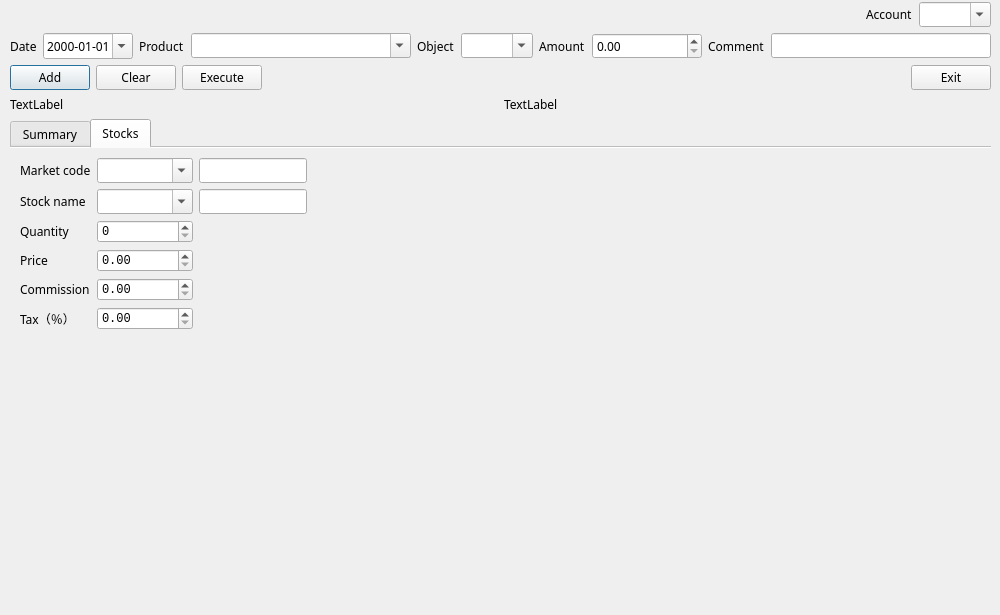
Old version of the form qt/lisagui.ui in the repository rockwolf/python.
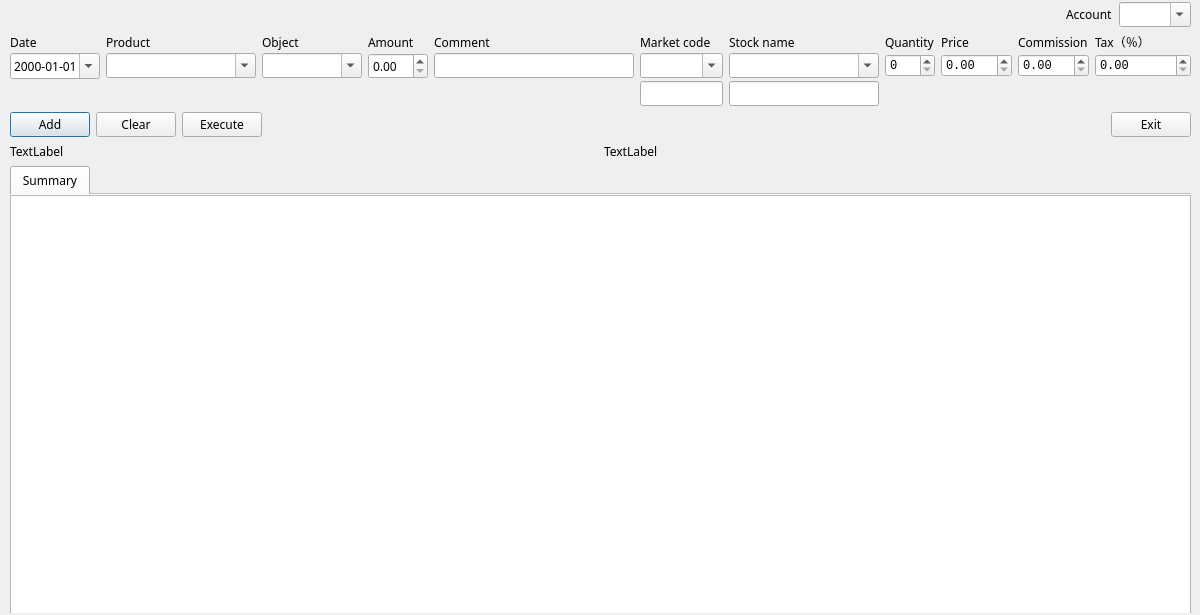
New version of the form. The open tabs and pages were chosen to show the change.

Commit message: Improving the user interface.

```diff
--- a/qt/lisagui.ui
+++ b/qt/lisagui.ui
@@ -9,7 +9,7 @@
    <rect>
     <x>0</x>
     <y>0</y>
-    <width>1000</width>
+    <width>1200</width>
     <height>615</height>
    </rect>
   </property>
@@ -21,7 +21,7 @@
   </property>
   <property name="minimumSize">
    <size>
-    <width>1000</width>
+    <width>1200</width>
     <height>600</height>
    </size>
   </property>
@@ -44,18 +44,18 @@
     <rect>
      <x>10</x>
      <y>2</y>
-     <width>981</width>
+     <width>1181</width>
      <height>611</height>
     </rect>
    </property>
-   <layout class="QGridLayout" name="gridLayout" rowstretch="0,0,0,0,0,0">
+   <layout class="QGridLayout" name="gridLayout" rowstretch="0,0,0,0,0,0,0">
     <property name="sizeConstraint">
      <enum>QLayout::SetDefaultConstraint</enum>
     </property>
     <property name="verticalSpacing">
      <number>6</number>
     </property>
-    <item row="0" column="0">
+    <item row="1" column="0">
      <layout class="QGridLayout" name="gridLayout_8">
       <property name="sizeConstraint">
        <enum>QLayout::SetFixedSize</enum>
@@ -92,7 +92,7 @@
       </item>
      </layout>
     </item>
-    <item row="3" column="0">
+    <item row="4" column="0">
      <layout class="QHBoxLayout" name="horizontalLayout_2">
       <item>
        <widget class="QPushButton" name="btn_add">
@@ -157,113 +157,7 @@
       </item>
      </layout>
     </item>
-    <item row="1" column="0">
-     <layout class="QGridLayout" name="gridLayout_4" columnstretch="0,0,0,2,0,0,0,1,0,2">
-      <property name="sizeConstraint">
-       <enum>QLayout::SetDefaultConstraint</enum>
-      </property>
-      <property name="verticalSpacing">
-       <number>2</number>
-      </property>
-      <item row="0" column="0">
-       <widget class="QLabel" name="lbl_date">
-        <property name="text">
-         <string>Date</string>
-        </property>
-       </widget>
-      </item>
-      <item row="0" column="1">
-       <widget class="QDateEdit" name="dt_date">
-        <property name="displayFormat">
-         <string>yyyy-MM-dd</string>
-        </property>
-        <property name="calendarPopup">
-         <bool>true</bool>
-        </property>
-       </widget>
-      </item>
-      <item row="0" column="2">
-       <widget class="QLabel" name="lbl_product">
-        <property name="text">
-         <string>Product</string>
-        </property>
-       </widget>
-      </item>
-      <item row="0" column="3">
-       <widget class="QComboBox" name="cmb_product">
-        <property name="inputMethodHints">
-         <set>Qt::ImhLowercaseOnly</set>
-        </property>
-        <property name="editable">
-         <bool>true</bool>
-        </property>
-       </widget>
-      </item>
-      <item row="0" column="6">
-       <widget class="QLabel" name="lbl_amount">
-        <property name="text">
-         <string>Amount</string>
-        </property>
-       </widget>
-      </item>
-      <item row="0" column="7">
-       <widget class="QDoubleSpinBox" name="spn_amount">
-        <property name="locale">
-         <locale language="C" country="AnyCountry"/>
-        </property>
-        <property name="maximum">
-         <double>999999.989999999990687</double>
-        </property>
-        <property name="value">
-         <double>0.000000000000000</double>
-        </property>
-       </widget>
-      </item>
-      <item row="0" column="8">
-       <widget class="QLabel" name="lbl_comment">
-        <property name="font">
-         <font>
-          <family>Envy Code R</family>
-         </font>
-        </property>
-        <property name="text">
-         <string>Comment</string>
-        </property>
-       </widget>
-      </item>
-      <item row="0" column="9">
-       <widget class="QLineEdit" name="txt_comment">
-        <property name="enabled">
-         <bool>true</bool>
-        </property>
-       </widget>
-      </item>
-      <item row="0" column="5">
-       <widget class="QComboBox" name="cmb_object">
-        <property name="maximumSize">
-         <size>
-          <width>16777215</width>
-          <height>16777215</height>
-         </size>
-        </property>
-        <property name="inputMethodHints">
-         <set>Qt::ImhLowercaseOnly</set>
-        </property>
-        <property name="editable">
-         <bool>true</bool>
-        </property>
-       </widget>
-      </item>
-      <item row="0" column="4">
-       <widget class="QLabel" name="lbl_object">
-        <property name="text">
-         <string>Object</string>
-        </property>
-       </widget>
-      </item>
-     </layout>
-    </item>
-    <item row="5" column="0">
+    <item row="6" column="0">
      <layout class="QVBoxLayout" name="verticalLayout_2">
       <item>
        <widget class="QTabWidget" name="tab_details">
@@ -299,8 +193,8 @@
            <rect>
             <x>0</x>
             <y>0</y>
-            <width>971</width>
-            <height>381</height>
+            <width>1181</width>
+            <height>421</height>
            </rect>
           </property>
           <layout class="QGridLayout" name="glo_summary">
@@ -308,156 +202,15 @@
             <enum>QLayout::SetDefaultConstraint</enum>
            </property>
            <item row="0" column="0">
-            <widget class="QTableWidget" name="tbl_summary"/>
-           </item>
-          </layout>
-         </widget>
-        </widget>
-        <widget class="QWidget" name="tab_page_stocks">
-         <attribute name="title">
-          <string>Stocks</string>
-         </attribute>
-         <widget class="QWidget" name="gridLayoutWidget_5">
-          <property name="geometry">
-           <rect>
-            <x>10</x>
-            <y>10</y>
-            <width>951</width>
-            <height>176</height>
-           </rect>
-          </property>
-          <layout class="QGridLayout" name="gridLayout_5" rowstretch="0,0,0,0,0,0" columnstretch="0,0,0,0,0,0" rowminimumheight="0,0,0,0,0,0" columnminimumwidth="0,0,0,0,0,0">
-           <property name="sizeConstraint">
-            <enum>QLayout::SetFixedSize</enum>
-           </property>
-           <item row="0" column="4">
-            <widget class="QComboBox" name="cmb_marketcode">
-             <property name="inputMethodHints">
-              <set>Qt::ImhLowercaseOnly</set>
+            <widget class="QTableWidget" name="tbl_summary">
+             <property name="sizePolicy">
+              <sizepolicy hsizetype="Minimum" vsizetype="Expanding">
+               <horstretch>0</horstretch>
+               <verstretch>0</verstretch>
+              </sizepolicy>
              </property>
-             <property name="editable">
-              <bool>true</bool>
-             </property>
             </widget>
            </item>
-           <item row="3" column="4">
-            <widget class="QDoubleSpinBox" name="spn_price">
-             <property name="font">
-              <font>
-               <family>Liberation Mono</family>
-              </font>
-             </property>
-             <property name="locale">
-              <locale language="C" country="AnyCountry"/>
-             </property>
-             <property name="maximum">
-              <double>999999.989999999990687</double>
-             </property>
-            </widget>
-           </item>
-           <item row="2" column="4">
-            <widget class="QSpinBox" name="spn_quantity">
-             <property name="font">
-              <font>
-               <family>Liberation Mono</family>
-              </font>
-             </property>
-             <property name="locale">
-              <locale language="C" country="AnyCountry"/>
-             </property>
-             <property name="maximum">
-              <number>999999</number>
-             </property>
-            </widget>
-           </item>
-           <item row="0" column="0">
-            <widget class="QLabel" name="lbl_marketcode">
-             <property name="text">
-              <string>Market code</string>
-             </property>
-            </widget>
-           </item>
-           <item row="1" column="0">
-            <widget class="QLabel" name="lbl_stockname">
-             <property name="text">
-              <string>Stock name</string>
-             </property>
-            </widget>
-           </item>
-           <item row="2" column="0">
-            <widget class="QLabel" name="lbl_quantity">
-             <property name="text">
-              <string>Quantity</string>
-             </property>
-            </widget>
-           </item>
-           <item row="3" column="0">
-            <widget class="QLabel" name="lbl_price">
-             <property name="text">
-              <string>Price</string>
-             </property>
-            </widget>
-           </item>
-           <item row="1" column="4">
-            <widget class="QComboBox" name="cmb_stockname">
-             <property name="inputMethodHints">
-              <set>Qt::ImhLowercaseOnly</set>
-             </property>
-             <property name="editable">
-              <bool>true</bool>
-             </property>
-            </widget>
-           </item>
-           <item row="4" column="0">
-            <widget class="QLabel" name="lbl_commission">
-             <property name="text">
-              <string>Commission</string>
-             </property>
-            </widget>
-           </item>
-           <item row="4" column="4">
-            <widget class="QDoubleSpinBox" name="spn_commission">
-             <property name="font">
-              <font>
-               <family>Liberation Mono</family>
-              </font>
-             </property>
-             <property name="locale">
-              <locale language="C" country="AnyCountry"/>
-             </property>
-             <property name="maximum">
-              <double>999999.989999999990687</double>
-             </property>
-            </widget>
-           </item>
-           <item row="5" column="0">
-            <widget class="QLabel" name="lbl_tax">
-             <property name="text">
-              <string>Tax（％）</string>
-             </property>
-            </widget>
-           </item>
-           <item row="5" column="4">
-            <widget class="QDoubleSpinBox" name="spn_tax">
-             <property name="font">
-              <font>
-               <family>Liberation Mono</family>
-              </font>
-             </property>
-             <property name="locale">
-              <locale language="C" country="AnyCountry"/>
-             </property>
-             <property name="maximum">
-              <double>999999.989999999990687</double>
-             </property>
-            </widget>
-           </item>
-           <item row="1" column="5">
-            <widget class="QLineEdit" name="txt_stockdescription"/>
-           </item>
-           <item row="0" column="5">
-            <widget class="QLineEdit" name="txt_marketdescription"/>
-           </item>
           </layout>
          </widget>
         </widget>
@@ -465,7 +218,7 @@
       </item>
      </layout>
     </item>
-    <item row="4" column="0">
+    <item row="5" column="0">
      <layout class="QHBoxLayout" name="horizontalLayout" stretch="0,0">
       <property name="sizeConstraint">
        <enum>QLayout::SetFixedSize</enum>
@@ -496,6 +249,294 @@
       </item>
      </layout>
     </item>
+    <item row="2" column="0">
+     <layout class="QGridLayout" name="gridLayout_4" columnstretch="0,0,0,0,0,0,0,0,0,0,0,0,0,0,0">
+      <property name="sizeConstraint">
+       <enum>QLayout::SetDefaultConstraint</enum>
+      </property>
+      <property name="verticalSpacing">
+       <number>2</number>
+      </property>
+      <item row="1" column="3">
+       <widget class="QComboBox" name="cmb_product">
+        <property name="minimumSize">
+         <size>
+          <width>150</width>
+          <height>0</height>
+         </size>
+        </property>
+        <property name="inputMethodHints">
+         <set>Qt::ImhLowercaseOnly</set>
+        </property>
+        <property name="editable">
+         <bool>true</bool>
+        </property>
+       </widget>
+      </item>
+      <item row="1" column="7">
+       <widget class="QDoubleSpinBox" name="spn_amount">
+        <property name="minimumSize">
+         <size>
+          <width>10</width>
+          <height>0</height>
+         </size>
+        </property>
+        <property name="locale">
+         <locale language="C" country="AnyCountry"/>
+        </property>
+        <property name="maximum">
+         <double>999999.989999999990687</double>
+        </property>
+        <property name="value">
+         <double>0.000000000000000</double>
+        </property>
+       </widget>
+      </item>
+      <item row="1" column="5">
+       <widget class="QComboBox" name="cmb_object">
+        <property name="minimumSize">
+         <size>
+          <width>100</width>
+          <height>0</height>
+         </size>
+        </property>
+        <property name="maximumSize">
+         <size>
+          <width>16777215</width>
+          <height>16777215</height>
+         </size>
+        </property>
+        <property name="inputMethodHints">
+         <set>Qt::ImhLowercaseOnly</set>
+        </property>
+        <property name="editable">
+         <bool>true</bool>
+        </property>
+       </widget>
+      </item>
+      <item row="0" column="10">
+       <widget class="QLabel" name="lbl_stockname">
+        <property name="text">
+         <string>Stock name</string>
+        </property>
+       </widget>
+      </item>
+      <item row="1" column="1">
+       <widget class="QDateEdit" name="dt_date">
+        <property name="minimumSize">
+         <size>
+          <width>90</width>
+          <height>0</height>
+         </size>
+        </property>
+        <property name="displayFormat">
+         <string>yyyy-MM-dd</string>
+        </property>
+        <property name="calendarPopup">
+         <bool>true</bool>
+        </property>
+       </widget>
+      </item>
+      <item row="0" column="9">
+       <widget class="QLabel" name="lbl_marketcode">
+        <property name="text">
+         <string>Market code</string>
+        </property>
+       </widget>
+      </item>
+      <item row="0" column="3">
+       <widget class="QLabel" name="lbl_product">
+        <property name="text">
+         <string>Product</string>
+        </property>
+       </widget>
+      </item>
+      <item row="1" column="12">
+       <widget class="QDoubleSpinBox" name="spn_price">
+        <property name="minimumSize">
+         <size>
+          <width>10</width>
+          <height>0</height>
+         </size>
+        </property>
+        <property name="font">
+         <font>
+          <family>Liberation Mono</family>
+         </font>
+        </property>
+        <property name="locale">
+         <locale language="C" country="AnyCountry"/>
+        </property>
+        <property name="maximum">
+         <double>999999.989999999990687</double>
+        </property>
+       </widget>
+      </item>
+      <item row="0" column="8">
+       <widget class="QLabel" name="lbl_comment">
+        <property name="font">
+         <font>
+          <family>Envy Code R</family>
+         </font>
+        </property>
+        <property name="text">
+         <string>Comment</string>
+        </property>
+       </widget>
+      </item>
+      <item row="0" column="11">
+       <widget class="QLabel" name="lbl_quantity">
+        <property name="text">
+         <string>Quantity</string>
+        </property>
+       </widget>
+      </item>
+      <item row="0" column="7">
+       <widget class="QLabel" name="lbl_amount">
+        <property name="text">
+         <string>Amount</string>
+        </property>
+       </widget>
+      </item>
+      <item row="0" column="1">
+       <widget class="QLabel" name="lbl_date">
+        <property name="text">
+         <string>Date</string>
+        </property>
+       </widget>
+      </item>
+      <item row="0" column="13">
+       <widget class="QLabel" name="lbl_commission">
+        <property name="text">
+         <string>Commission</string>
+        </property>
+       </widget>
+      </item>
+      <item row="2" column="10">
+       <widget class="QLineEdit" name="txt_stockdescription"/>
+      </item>
+      <item row="1" column="9">
+       <widget class="QComboBox" name="cmb_marketcode">
+        <property name="inputMethodHints">
+         <set>Qt::ImhLowercaseOnly</set>
+        </property>
+        <property name="editable">
+         <bool>true</bool>
+        </property>
+       </widget>
+      </item>
+      <item row="1" column="11">
+       <widget class="QSpinBox" name="spn_quantity">
+        <property name="minimumSize">
+         <size>
+          <width>10</width>
+          <height>0</height>
+         </size>
+        </property>
+        <property name="font">
+         <font>
+          <family>Liberation Mono</family>
+         </font>
+        </property>
+        <property name="locale">
+         <locale language="C" country="AnyCountry"/>
+        </property>
+        <property name="maximum">
+         <number>999999</number>
+        </property>
+       </widget>
+      </item>
+      <item row="2" column="9">
+       <widget class="QLineEdit" name="txt_marketdescription"/>
+      </item>
+      <item row="0" column="12">
+       <widget class="QLabel" name="lbl_price">
+        <property name="text">
+         <string>Price</string>
+        </property>
+       </widget>
+      </item>
+      <item row="1" column="8">
+       <widget class="QLineEdit" name="txt_comment">
+        <property name="enabled">
+         <bool>true</bool>
+        </property>
+        <property name="minimumSize">
+         <size>
+          <width>200</width>
+          <height>0</height>
+         </size>
+        </property>
+       </widget>
+      </item>
+      <item row="0" column="5">
+       <widget class="QLabel" name="lbl_object">
+        <property name="text">
+         <string>Object</string>
+        </property>
+       </widget>
+      </item>
+      <item row="1" column="10">
+       <widget class="QComboBox" name="cmb_stockname">
+        <property name="minimumSize">
+         <size>
+          <width>150</width>
+          <height>0</height>
+         </size>
+        </property>
+        <property name="inputMethodHints">
+         <set>Qt::ImhLowercaseOnly</set>
+        </property>
+        <property name="editable">
+         <bool>true</bool>
+        </property>
+       </widget>
+      </item>
+      <item row="1" column="13">
+       <widget class="QDoubleSpinBox" name="spn_commission">
+        <property name="minimumSize">
+         <size>
+          <width>10</width>
+          <height>0</height>
+         </size>
+        </property>
+        <property name="font">
+         <font>
+          <family>Liberation Mono</family>
+         </font>
+        </property>
+        <property name="locale">
+         <locale language="C" country="AnyCountry"/>
+        </property>
+        <property name="maximum">
+         <double>999999.989999999990687</double>
+        </property>
+       </widget>
+      </item>
+      <item row="0" column="14">
+       <widget class="QLabel" name="lbl_tax">
+        <property name="text">
+         <string>Tax（％）</string>
+        </property>
+       </widget>
+      </item>
+      <item row="1" column="14">
+       <widget class="QDoubleSpinBox" name="spn_tax">
+        <property name="font">
+         <font>
+          <family>Liberation Mono</family>
+         </font>
+        </property>
+        <property name="locale">
+         <locale language="C" country="AnyCountry"/>
+        </property>
+        <property name="maximum">
+         <double>999999.989999999990687</double>
+        </property>
+       </widget>
+      </item>
+     </layout>
+    </item>
    </layout>
   </widget>
  </widget>
```
Left out of the diff: 35 changed lines with no effect on the pictures. The commit also changes 1 other file.
